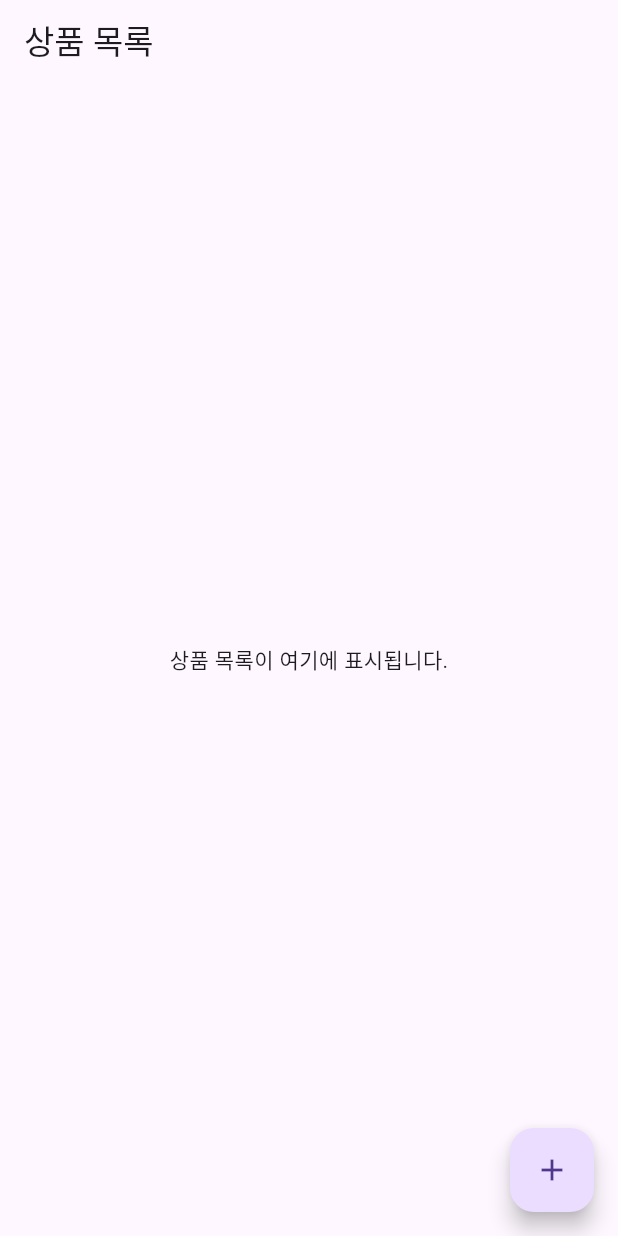
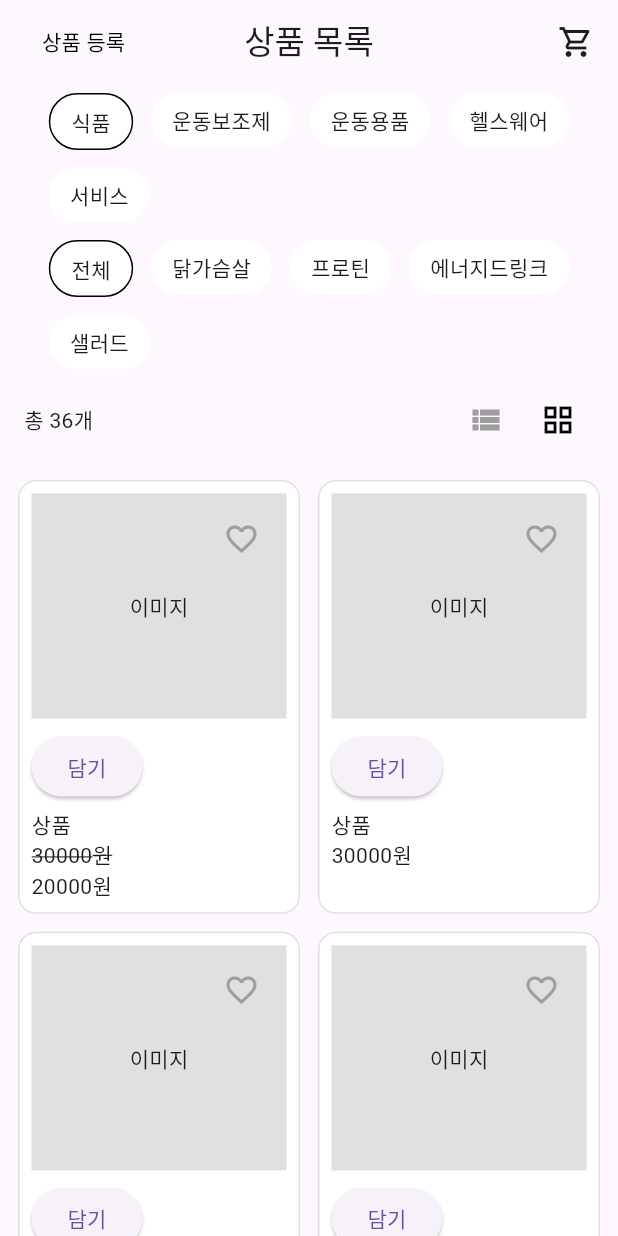
Before and after one commit to YesunPark/thunder_shop, a Flutter app: the screen it shows after launch, on a phone screen of 412 x 824 dp. Run offline on Flutter 3.47's test engine with Material 3 defaults, Android fonts, the phone set to English and light mode, and no system bars.

Commit message:
feat: 상품 목록 화면

```diff
--- a/lib/product_list/product_list_page.dart
+++ b/lib/product_list/product_list_page.dart
@@ -1,30 +1,129 @@
 import 'package:flutter/material.dart';
+
 import 'package:thunder_shop/product_register/product_register_page.dart';
 
+import 'widgets/category_selector.dart';
+import 'widgets/product_item.dart';
+
 class ProductListPage extends StatefulWidget {
-  const ProductListPage({Key? key}) : super(key: key);
+  const ProductListPage({super.key});
 
   @override
   State<ProductListPage> createState() => _ProductListPageState();
 }
 
 class _ProductListPageState extends State<ProductListPage> {
+  String selectedCategory = '식품';
+  String selectedSubCategory = '전체';
+  bool isGridView = true;
+  int totalProducts = 36; // product_page 에서 받아와야함.
+
+  void goToRegisterPage() {
+    Navigator.push(
+      context,
+      MaterialPageRoute(builder: (_) => const ProductRegisterPage()),
+    );
+  }
+
   @override
   Widget build(BuildContext context) {
     return Scaffold(
-      appBar: AppBar(title: const Text('상품 목록')),
-      body: const Center(child: Text('상품 목록이 여기에 표시됩니다.')),
-      floatingActionButton: FloatingActionButton(
-        onPressed: () {
-          Navigator.push(
-            context,
-            MaterialPageRoute(
-              builder: (context) => const ProductRegisterPage(),
+      appBar: AppBar(
+        automaticallyImplyLeading: false,
+        title: Stack(
+          alignment: Alignment.center,
+          children: [
+            const Text('상품 목록'),
+            Row(
+              mainAxisAlignment: MainAxisAlignment.spaceBetween,
+              children: [
+                TextButton(
+                  onPressed: goToRegisterPage,
+                  child: const Text(
+                    '상품 등록',
+                    style: TextStyle(color: Colors.black),
+                  ),
+                ),
+                const Icon(Icons.shopping_cart_outlined),
+              ],
             ),
-          );
-        },
-        child: const Icon(Icons.add),
-        tooltip: '상품 등록',
+          ],
+        ),
+      ),
+      body: Column(
+        children: [
+          CategorySelector(
+            selectedCategory: selectedCategory,
+            selectedSubCategory: selectedSubCategory,
+            onCategorySelected: (category) {
+              setState(() {
+                selectedCategory = category;
+                selectedSubCategory = '전체';
+              });
+            },
+            onSubCategorySelected: (subCategory) {
+              setState(() {
+                selectedSubCategory = subCategory;
+              });
+            },
+          ),
+          Padding(
+            padding: const EdgeInsets.symmetric(horizontal: 16, vertical: 4),
+            child: Row(
+              mainAxisAlignment: MainAxisAlignment.spaceBetween,
+              children: [
+                Text('총 $totalProducts개'),
+                Row(
+                  children: [
+                    IconButton(
+                      onPressed: () => setState(() => isGridView = false),
+                      icon: Icon(
+                        Icons.view_list,
+                        color: isGridView ? Colors.grey : Colors.black,
+                      ),
+                    ),
+                    IconButton(
+                      onPressed: () => setState(() => isGridView = true),
+                      icon: Icon(
+                        Icons.grid_view,
+                        color: isGridView ? Colors.black : Colors.grey,
+                      ),
+                    ),
+                  ],
+                ),
+              ],
+            ),
+          ),
+          Expanded(
+            child: isGridView
+                ? GridView.count(
+                    padding: const EdgeInsets.all(12),
+                    crossAxisCount: 2,
+                    crossAxisSpacing: 12,
+                    mainAxisSpacing: 12,
+                    childAspectRatio: 0.65,
+                    children: List.generate(
+                      totalProducts,
+                      (index) => ProductItem(
+                        name: '상품',
+                        price: 30000,
+                        salePrice: index == 0 ? 20000 : null,
+                      ),
+                    ),
+                  )
+                : ListView.builder(
+                    itemCount: totalProducts,
+                    itemBuilder: (context, index) => ProductItem(
+                      name: '상품', // product_page 에서 받아와야함.
+                      price: 30000, // product_page 에서 받아와야함.
+                      salePrice: index == 0
+                          ? 20000
+                          : null, // product_page 에서 받아와야함.
+                      isRow: true,
+                    ),
+                  ),
+          ),
+        ],
       ),
     );
   }
--- /dev/null
+++ b/lib/product_list/widgets/category_selector.dart
@@ -0,0 +1,71 @@
+// 카테고리 관리
+
+import 'package:flutter/material.dart';
+
+class CategorySelector extends StatelessWidget {
+  final String selectedCategory;
+  final String selectedSubCategory;
+  final Function(String) onCategorySelected;
+  final Function(String) onSubCategorySelected;
+
+  CategorySelector({
+    required this.selectedCategory,
+    required this.selectedSubCategory,
+    required this.onCategorySelected,
+    required this.onSubCategorySelected,
+    super.key,
+  });
+
+  final Map<String, List<String>> categoryMap = {
+    '식품': ['전체', '닭가슴살', '프로틴', '에너지드링크', '샐러드'],
+    '운동보조제': ['전체', '크레아틴', 'BCAA/아미노산', '프리워크아웃', '비타민'],
+    '운동용품': ['전체', '밴드/튜빙', '폼롤러/마사지볼', '요가매트'],
+    '헬스웨어': ['전체', '운동복', '스포츠브라/언더웨어', '운동화', '모자', '압박웨어/테이핑'],
+    '서비스': ['전체', 'PT/운동 클래스'],
+  };
+
+  Widget buildCategoryBox(String label, bool selected, VoidCallback onTap) {
+    return GestureDetector(
+      onTap: onTap,
+      child: Container(
+        margin: const EdgeInsets.symmetric(horizontal: 6, vertical: 6),
+        padding: const EdgeInsets.symmetric(horizontal: 14, vertical: 8),
+        decoration: BoxDecoration(
+          border: selected ? Border.all(color: Colors.black) : null,
+          borderRadius: BorderRadius.circular(20),
+          color: Colors.white,
+        ),
+        child: Text(label),
+      ),
+    );
+  }
+
+  @override
+  Widget build(BuildContext context) {
+    final subCategories = categoryMap[selectedCategory]!;
+
+    return Column(
+      crossAxisAlignment: CrossAxisAlignment.start,
+      children: [
+        Wrap(
+          children: categoryMap.keys.map((cat) {
+            return buildCategoryBox(
+              cat,
+              cat == selectedCategory,
+              () => onCategorySelected(cat),
+            );
+          }).toList(),
+        ),
+        Wrap(
+          children: subCategories.map((sub) {
+            return buildCategoryBox(
+              sub,
+              sub == selectedSubCategory,
+              () => onSubCategorySelected(sub),
+            );
+          }).toList(),
+        ),
+      ],
+    );
+  }
+}
--- /dev/null
+++ b/lib/product_list/widgets/product_item.dart
@@ -0,0 +1,97 @@
+// 상품 container
+
+import 'package:flutter/material.dart';
+
+class ProductItem extends StatefulWidget {
+  final String name;
+  final int price;
+  final int? salePrice;
+  final bool isRow;
+
+  const ProductItem({
+    required this.name,
+    required this.price,
+    this.salePrice,
+    this.isRow = false,
+    super.key,
+  });
+
+  @override
+  State<ProductItem> createState() => _ProductItemState();
+}
+
+class _ProductItemState extends State<ProductItem> {
+  bool isFavorite = false;
+
+  void toggleFavorite() {
+    setState(() => isFavorite = !isFavorite);
+  }
+
+  void addToCart() {
+    // 실제 앱에서는 장바구니에 상품을 추가하는 로직 필요
+    ScaffoldMessenger.of(
+      context,
+    ).showSnackBar(const SnackBar(content: Text('장바구니에 추가되었습니다')));
+  }
+
+  @override
+  Widget build(BuildContext context) {
+    final imageBox = Stack(
+      children: [
+        Container(
+          height: 150,
+          color: Colors.grey[300],
+          alignment: Alignment.center,
+          child: const Text('이미지'),
+        ),
+        Positioned(
+          top: 6,
+          right: 6,
+          child: IconButton(
+            onPressed: toggleFavorite,
+            icon: Icon(
+              isFavorite ? Icons.favorite : Icons.favorite_border,
+              color: isFavorite ? Colors.red : Colors.grey,
+              size: 24,
+            ),
+          ),
+        ),
+      ],
+    );
+
+    final priceText = widget.salePrice != null
+        ? Column(
+            crossAxisAlignment: CrossAxisAlignment.start,
+            children: [
+              Text(
+                '${widget.price}원',
+                style: const TextStyle(decoration: TextDecoration.lineThrough),
+              ),
+              Text('${widget.salePrice}원'),
+            ],
+          )
+        : Text('${widget.price}원');
+
+    final content = Column(
+      crossAxisAlignment: CrossAxisAlignment.start,
+      children: [
+        imageBox,
+        const SizedBox(height: 8),
+        ElevatedButton(onPressed: addToCart, child: const Text('담기')),
+        const SizedBox(height: 4),
+        Text(widget.name),
+        priceText,
+      ],
+    );
+
+    return Container(
+      padding: const EdgeInsets.all(8),
+      decoration: BoxDecoration(
+        border: Border.all(color: Colors.grey.shade300),
+        borderRadius: BorderRadius.circular(12),
+        color: Colors.white,
+      ),
+      child: widget.isRow ? Row(children: [Expanded(child: content)]) : content,
+    );
+  }
+}
```
